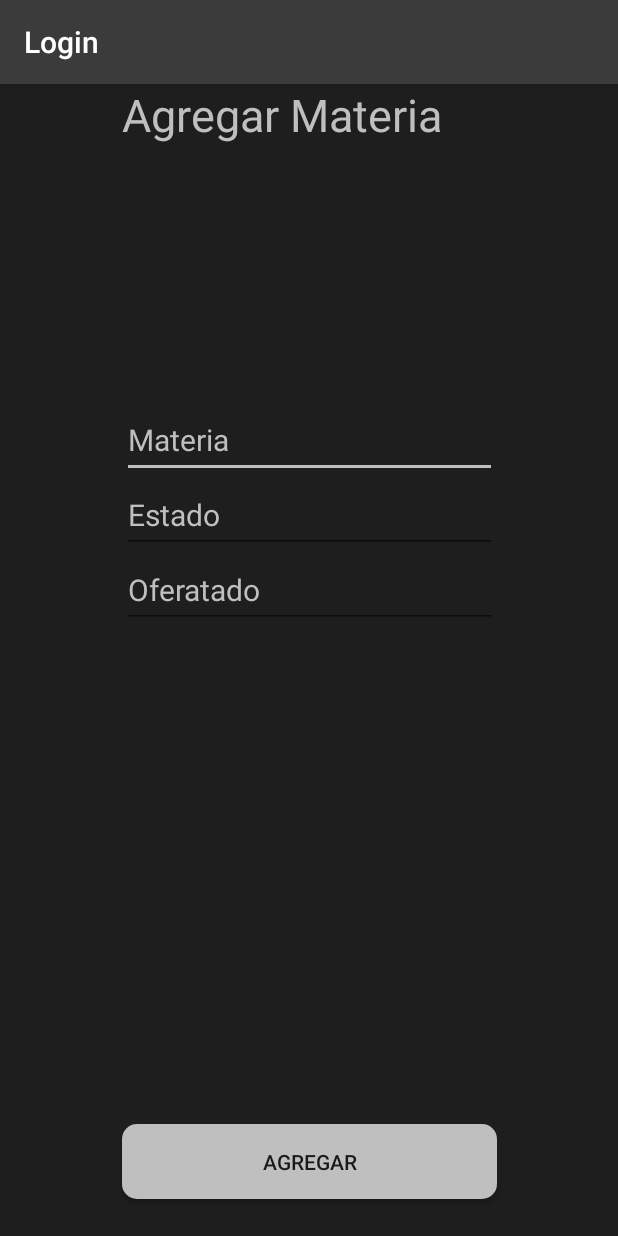
After one commit to SebastianRueda/Login, an Android app: the AddMateriaActivity screen opened directly, with no data from a screen before it, on a phone screen of 412 x 824 dp. The commit adds this screen. Run offline under Robolectric (Android 15) with nearby library versions, the phone set to English and light mode, and no system bars.

Commit message:
agregado action bar en materia activity para agregar una materia

```diff
--- a/app/src/main/AndroidManifest.xml
+++ b/app/src/main/AndroidManifest.xml
@@ -11,6 +11,7 @@
         android:roundIcon="@mipmap/ic_launcher_round"
         android:supportsRtl="true"
         android:theme="@style/AppTheme">
+        <activity android:name=".AddMateriaActivity"></activity>
         <activity android:name=".MateriasActivity" />
         <activity android:name=".ExamenesActivity" />
         <activity android:name=".ObjetivosActivity" />
--- /dev/null
+++ b/app/src/main/java/com/infinixsoft/login/AddMateriaActivity.java
@@ -0,0 +1,65 @@
+package com.infinixsoft.login;
+
+import android.app.Activity;
+import android.content.Intent;
+import android.os.Vibrator;
+import android.support.v7.app.AppCompatActivity;
+import android.os.Bundle;
+import android.view.View;
+import android.widget.Button;
+import android.widget.EditText;
+
+import com.google.gson.Gson;
+import com.infinixsoft.login.entity.Materia;
+
+public class AddMateriaActivity extends AppCompatActivity implements View.OnClickListener {
+
+    private EditText editTextNombre;
+    private EditText editTextEstado;
+    private EditText editTextOfertado;
+    private Button buttonAdd;
+
+    @Override
+    protected void onCreate(Bundle savedInstanceState) {
+        super.onCreate(savedInstanceState);
+        setContentView(R.layout.activity_add_materia);
+
+        this.editTextNombre = findViewById(R.id.editTextNombreMateria);
+        this.editTextEstado = findViewById(R.id.editTextEstadoMateria);
+        this.editTextOfertado = findViewById(R.id.editTextOfertadoMateria);
+        this.buttonAdd = findViewById(R.id.buttonAddMateria);
+
+        this.buttonAdd.setOnClickListener(this);
+
+    }
+
+    @Override
+    public void onClick(View v) {
+
+        Vibrator vibrator = (Vibrator) getSystemService(VIBRATOR_SERVICE);
+        vibrator.vibrate(100);
+
+        Intent intent;
+
+        switch (v.getId()) {
+            case R.id.buttonAddMateria:
+
+                Gson gson = new Gson();
+
+                String nombre = this.editTextNombre.getText().toString();
+                String estado = this.editTextEstado.getText().toString();
+                String ofertado = this.editTextOfertado.getText().toString();
+
+                String json = gson.toJson(new Materia(nombre, estado,ofertado), Materia.class);
+
+                intent = new Intent(this, MateriasActivity.class);
+                intent.putExtra("materia", json);
+                setResult(Activity.RESULT_OK, intent);
+
+                finish();
+
+                break;
+        }
+
+    }
+}
--- /dev/null
+++ b/app/src/main/res/layout/activity_add_materia.xml
@@ -0,0 +1,80 @@
+<?xml version="1.0" encoding="utf-8"?>
+<android.support.constraint.ConstraintLayout xmlns:android="http://schemas.android.com/apk/res/android"
+    xmlns:app="http://schemas.android.com/apk/res-auto"
+    xmlns:tools="http://schemas.android.com/tools"
+    android:layout_width="match_parent"
+    android:layout_height="match_parent"
+    android:background="@color/colorBackgroundDark"
+    tools:context=".AddMateriaActivity">
+
+    <TextView
+        android:id="@+id/textViewAddMateria"
+        android:layout_width="250dp"
+        android:layout_height="50dp"
+        android:text="Agregar Materia"
+        android:textColor="@color/colorText"
+        android:textSize="30dp"
+        app:layout_constraintBottom_toTopOf="@+id/viewButtonBackAddMateria"
+        app:layout_constraintLeft_toLeftOf="parent"
+        app:layout_constraintRight_toRightOf="parent"
+        app:layout_constraintTop_toTopOf="parent"
+        app:layout_constraintVertical_bias="0.179" />
+
+    <EditText
+        android:id="@+id/editTextNombreMateria"
+        android:layout_width="250dp"
+        android:layout_height="50dp"
+        android:hint="Materia"
+        android:textColorHint="@color/colorText"
+        android:textColor="@color/colorText"
+        android:textSize="20dp"
+        app:layout_constraintBottom_toBottomOf="@id/viewButtonAddMateria"
+        app:layout_constraintLeft_toLeftOf="parent"
+        app:layout_constraintRight_toRightOf="parent"
+        app:layout_constraintTop_toBottomOf="@+id/textViewAddMateria"
+        app:layout_constraintVertical_bias="0.244" />
+
+    <EditText
+        android:id="@+id/editTextEstadoMateria"
+        android:layout_width="250dp"
+        android:layout_height="50dp"
+        android:hint="Estado"
+        android:textColorHint="@color/colorText"
+        android:textColor="@color/colorText"
+        android:textSize="20dp"
+        app:layout_constraintLeft_toLeftOf="parent"
+        app:layout_constraintRight_toRightOf="parent"
+        app:layout_constraintTop_toBottomOf="@+id/editTextNombreMateria"/>
+
+    <EditText
+        android:id="@+id/editTextOfertadoMateria"
+        android:layout_width="250dp"
+        android:layout_height="50dp"
+        android:hint="Oferatado"
+        android:textColorHint="@color/colorText"
+        android:textColor="@color/colorText"
+        android:textSize="20dp"
+        app:layout_constraintLeft_toLeftOf="parent"
+        app:layout_constraintRight_toRightOf="parent"
+        app:layout_constraintTop_toBottomOf="@id/editTextEstadoMateria"/>
+
+    <View
+        android:id="@+id/viewButtonAddMateria"
+        android:layout_width="match_parent"
+        android:layout_height="100dp"
+        app:layout_constraintBottom_toBottomOf="parent"
+        app:layout_constraintLeft_toLeftOf="parent"
+        app:layout_constraintRight_toRightOf="parent" />
+
+    <Button
+        android:id="@+id/buttonAddMateria"
+        android:layout_width="250dp"
+        android:layout_height="50dp"
+        android:background="@drawable/round_shape_button"
+        android:text="Agregar"
+        app:layout_constraintBottom_toBottomOf="@id/viewButtonAddMateria"
+        app:layout_constraintLeft_toLeftOf="@id/viewButtonAddMateria"
+        app:layout_constraintRight_toRightOf="@id/viewButtonAddMateria"
+        app:layout_constraintTop_toTopOf="@id/viewButtonAddMateria" />
+
+</android.support.constraint.ConstraintLayout>
--- a/app/src/main/res/layout/activity_materias.xml
+++ b/app/src/main/res/layout/activity_materias.xml
@@ -5,13 +5,7 @@
     android:layout_width="match_parent"
     android:layout_height="match_parent"
     android:background="@color/colorBackgroundDark"
-    android:theme="@style/Base.ThemeOverlay.AppCompat.Dark.ActionBar"
     tools:context=".MateriasActivity">
-
-    <include
-        layout="@layout/toolbar_add"
-        android:id="@+id/toolbarAdd"
-        />
 
     <android.support.v7.widget.RecyclerView
         android:id="@+id/recyclerViewMateria"
```
Also changed, not shown: app/src/main/java/com/infinixsoft/login/MateriasActivity.java (+59 -5 lines), app/src/main/res/menu/action_bar_menu.xml (added, +12 -0 lines).
